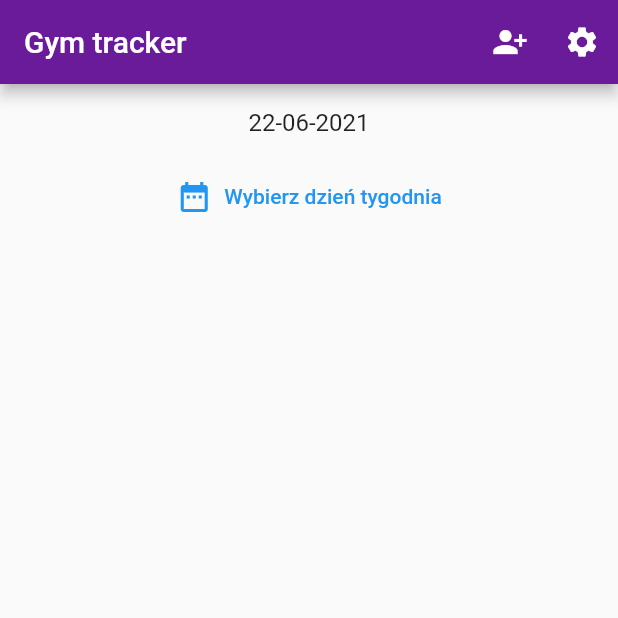
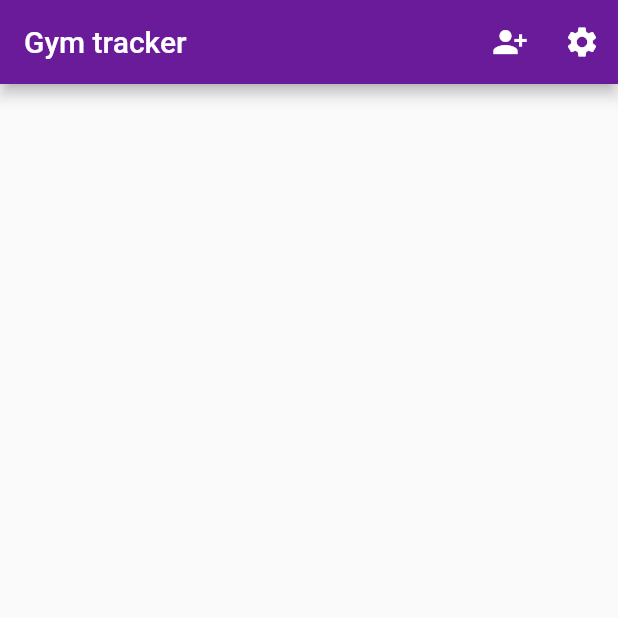
Before and after one commit to kacpercwiklinski/Gym-scores-tracker, a Flutter app: the screen it shows after launch, on a phone screen of 412 x 824 dp, the top half of it. Run offline on Flutter 3.47's test engine with Material 2 defaults, Android fonts, the phone set to English and light mode, and no system bars; our stand-ins replace sqflite; missing offline and left inert: in_date_utils, week_of_year; accounts and stored records are empty.

Commit message:
Add theme data, removed date picker from main view

```diff
--- a/lib/main.dart
+++ b/lib/main.dart
@@ -4,7 +4,6 @@
 
 import 'package:flutter/material.dart';
 import 'package:gym_tracker/src/views/GymTrackerView.dart';
-
 
 void main() async {
   WidgetsFlutterBinding.ensureInitialized();
@@ -17,9 +16,12 @@ class MyApp extends StatelessWidget {
     return MaterialApp(
       title: 'Personal Gym Tracker',
       theme: ThemeData(
-          primaryColorDark: Colors.purple[900],
-          primaryColor: Colors.purple[800],
-          primaryColorLight: Colors.purple[600]),
+        primaryColorDark: Colors.purple[900],
+        primaryColor: Colors.purple[800],
+        primaryColorLight: Colors.purple[600],
+        floatingActionButtonTheme:
+            FloatingActionButtonThemeData(backgroundColor: Colors.purple[700]),
+      ),
       home: GymTracker(),
     );
   }
--- a/lib/src/views/AddUserView.dart
+++ b/lib/src/views/AddUserView.dart
@@ -43,7 +43,6 @@ class _AddUserFormState extends State<AddUserView> {
         ),
       ),
       floatingActionButton: FloatingActionButton.extended(
-        backgroundColor: Colors.purple[700],
         onPressed: () async {
           if (_formKey.currentState.validate()) {
             try {
--- a/lib/src/views/GymTrackerView.dart
+++ b/lib/src/views/GymTrackerView.dart
@@ -13,7 +13,6 @@ class GymTracker extends StatefulWidget {
 
 class _GymTrackerState extends State<GymTracker> {
   List<UserModel> _users;
-  DateTime currentDate = DateTime.now();
   UserRepository _userRepository = UserRepository();
 
   _GymTrackerState() {
@@ -25,41 +24,7 @@ class _GymTrackerState extends State<GymTracker> {
     _userRepository.getAll().then((users) => setState(() => {_users = users}));
   }
 
-  Widget _buildGrid() => Column(
-        children: [
-          Row(
-            mainAxisAlignment: MainAxisAlignment.center,
-            children: [
-              Padding(
-                padding: const EdgeInsets.all(16.0),
-                child: Text(
-                  "${currentDate.day > 9 ? currentDate.day : '0${currentDate.day}'}-${currentDate.month > 9 ? currentDate.month : '0${currentDate.month}'}-${currentDate.year}",
-                  style: TextStyle(fontSize: 16.0),
-                ),
-              ),
-            ],
-          ),
-          TextButton.icon(
-              onPressed: () {
-                setState(() async {
-                  final DateTime selectedDate = await showDatePicker(
-                      context: context,
-                      initialDate: currentDate,
-                      firstDate: DateTime(2000),
-                      lastDate: DateTime(2025));
-                  if (selectedDate != null && selectedDate != currentDate) {
-                    setState(() {
-                      currentDate = selectedDate;
-                    });
-                  }
-                });
-              },
-              icon: Icon(Icons.date_range),
-              label: Text("Wybierz dzień tygodnia")),
-          Expanded(
-              child: SafeArea(
-                  top: false,
-                  bottom: false,
+  Widget _buildGrid() => Container(
         child: GridView.count(
             crossAxisCount: 2,
             mainAxisSpacing: 2.0,
@@ -68,11 +33,9 @@ class _GymTrackerState extends State<GymTracker> {
             childAspectRatio: 1.0,
             children: _users != null
                 ? _users.map((user) {
-                              return UserGridItem(
-                                  GlobalKey(), user, _refreshUserList);
+                    return UserGridItem(GlobalKey(), user, _refreshUserList);
                   }).toList()
-                          : [Text("Brak użytkowników!")])))
-        ],
+                : [Text("Brak użytkowników!")]),
       );
 
   @override
@@ -102,7 +65,7 @@ class _GymTrackerState extends State<GymTracker> {
                   }),
         ],
       ),
-      body: Container(child: _buildGrid()),
+      body: _buildGrid(),
     );
   }
 }
--- a/lib/src/views/Subviews/AddExerciseView.dart
+++ b/lib/src/views/Subviews/AddExerciseView.dart
@@ -95,7 +95,6 @@ class _AddExerciseViewState extends State<AddExerciseView> {
           ),
         ),
         floatingActionButton: FloatingActionButton.extended(
-          backgroundColor: Colors.purple[700],
           onPressed: () async {
             if (_formKey.currentState.validate()) {
               ExerciseModel _exerciseModelToInsert = ExerciseModel.allArgs(
--- a/lib/src/views/Subviews/AddMuscleGroupView.dart
+++ b/lib/src/views/Subviews/AddMuscleGroupView.dart
@@ -43,7 +43,6 @@ class _AddMuscleGroupViewState extends State<AddMuscleGroupView> {
           ),
         ),
         floatingActionButton: FloatingActionButton.extended(
-          backgroundColor: Colors.purple[700],
           onPressed: () async {
             if (_formKey.currentState.validate()) {
               MuscleGroupModel muscleGroup =
--- a/lib/src/views/Subviews/AddScoreView.dart
+++ b/lib/src/views/Subviews/AddScoreView.dart
@@ -122,7 +122,6 @@ class _AddScoreViewState extends State<AddScoreView> {
           ),
         ),
         floatingActionButton: FloatingActionButton.extended(
-          backgroundColor: Colors.purple[700],
           onPressed: () async {
             if (_formKey.currentState.validate()) {
               ScoreModel score = ScoreModel.allArgs(
```
Also changed, not shown: lib/src/widget/UserGridItem.dart (+6 -7 lines). Lines whose indentation alone changed are shown as unchanged.
